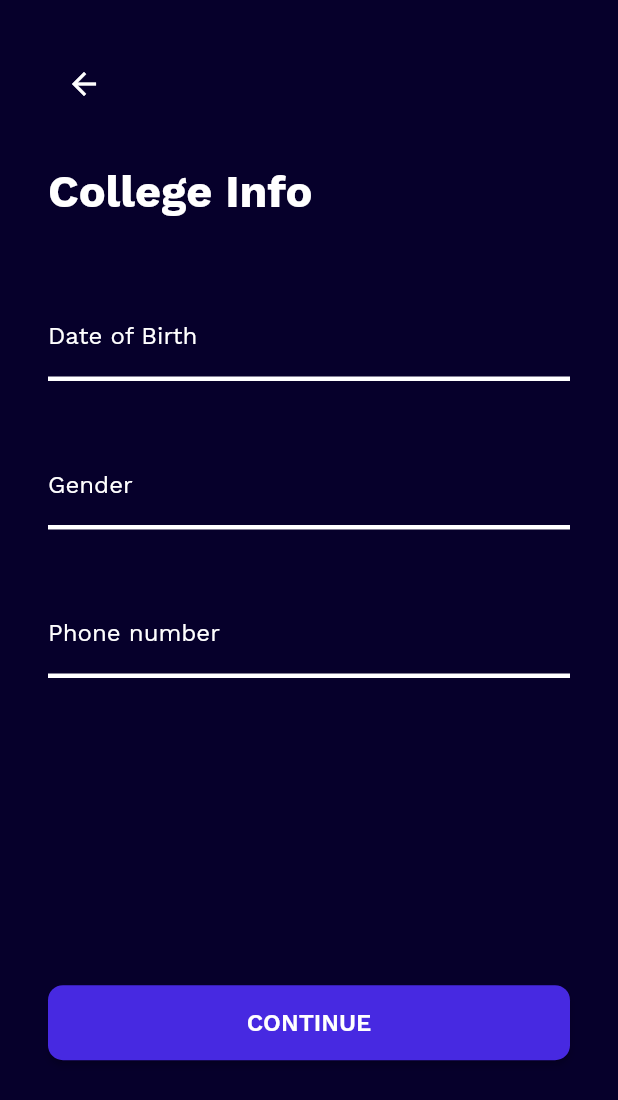
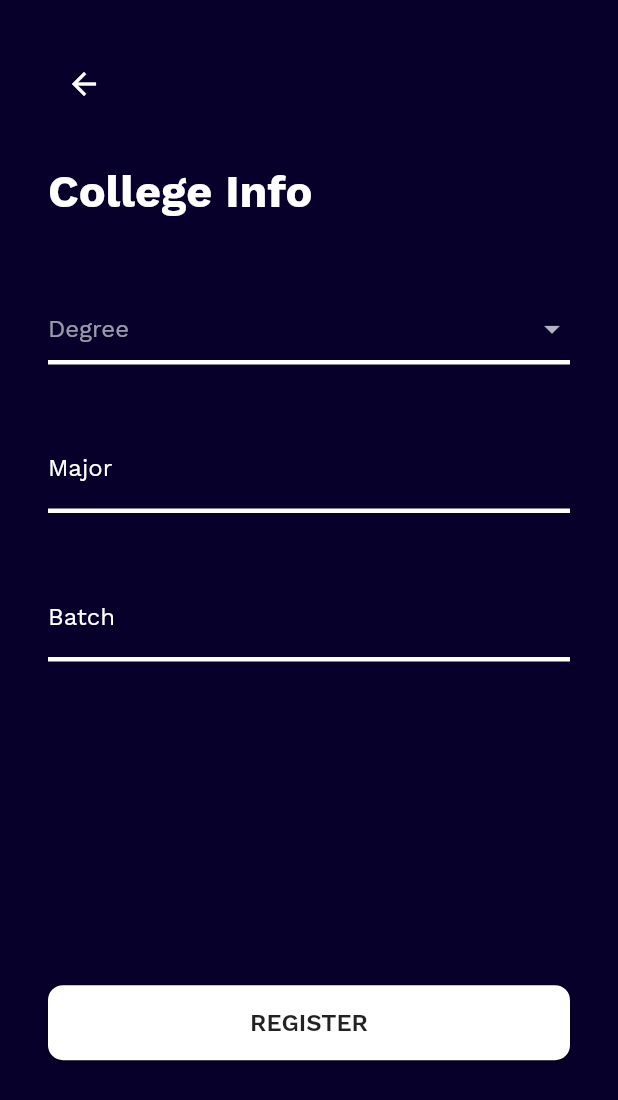
Before and after one commit to vineeshvk/alumni-app, a Flutter app: the RegisterScreen screen opened by its route, swiped to page 4, on a phone screen of 412 x 824 dp. Shown: the top 1100 px of the screen. Run offline on Flutter 3.47's test engine with Material 2 defaults, Android fonts, the phone set to English and light mode, and no system bars; our stand-ins replace bloc, dio, equatable, flutter_bloc, shared_preferences; accounts and stored records are empty.

Commit message:
Registration form completed

```diff
--- a/lib/src/app.dart
+++ b/lib/src/app.dart
@@ -48,6 +48,15 @@ final theme = ThemeData(
       fontWeight: FontWeight.w600,
     ),
   ),
+  inputDecorationTheme: InputDecorationTheme(
+    labelStyle: TextStyle(color: Colors.white),
+    focusedBorder: UnderlineInputBorder(
+      borderSide: BorderSide(color: SECONDARY_TEXT, width: 3),
+    ),
+    enabledBorder: UnderlineInputBorder(
+      borderSide: BorderSide(color: Colors.white, width: 3),
+    ),
+  ),
   buttonTheme: ButtonThemeData(
     height: 50,
     buttonColor: SECONDARY_DARK,
--- a/lib/src/components/input_field.dart
+++ b/lib/src/components/input_field.dart
@@ -1,4 +1,3 @@
-import 'package:alumni_app/src/constants/colors.dart';
 import 'package:flutter/material.dart';
 
 class InputField extends StatelessWidget {
@@ -6,8 +5,9 @@ class InputField extends StatelessWidget {
   final String label;
   final TextEditingController controller;
   final bool obscureText;
+  final TextInputType keyboardType;
   final void Function(BuildContext context) onTap;
-  final void Function(String text, [String name]) onChanged;
+  final void Function(String text, String name) onChanged;
 
   const InputField({
     @required this.label,
@@ -16,6 +16,7 @@ class InputField extends StatelessWidget {
     this.obscureText = false,
     this.onTap,
     this.onChanged,
+    this.keyboardType,
   });
 
   @override
@@ -24,18 +25,12 @@ class InputField extends StatelessWidget {
       controller: controller,
       obscureText: obscureText,
       onTap: () => onTap(context),
-      onChanged: (text) => onChanged(text, name),
+      onChanged: (text) => onChanged(name, text),
       maxLength: null,
+      keyboardType: keyboardType,
       decoration: InputDecoration(
         enabled: true,
         labelText: label,
-        labelStyle: TextStyle(color: Colors.white),
-        focusedBorder: UnderlineInputBorder(
-          borderSide: BorderSide(color: SECONDARY_TEXT, width: 3),
-        ),
-        enabledBorder: UnderlineInputBorder(
-          borderSide: BorderSide(color: Colors.white, width: 3),
-        ),
       ),
     );
   }
--- a/lib/src/register/bloc/register_event.dart
+++ b/lib/src/register/bloc/register_event.dart
@@ -17,21 +17,21 @@ class EmailExistCheck extends RegisterEvent {
   String toString() => 'RegisterEmailCheck { email: $email}';
 }
 
-class RegisterButtonPressed extends RegisterEvent {
-  final String name;
-  final String email;
-  final String password;
-
-  const RegisterButtonPressed({
-    @required this.email,
-    @required this.password,
-    @required this.name,
-  });
+class EmailCheckReset extends RegisterEvent {
+  const EmailCheckReset();
 
   @override
-  List<Object> get props => [email, password, name];
+  List<Object> get props => [];
+}
+
+class RegisterButtonPressed extends RegisterEvent {
+  final Map<String, String> inputs;
+
+  const RegisterButtonPressed({@required this.inputs});
 
   @override
-  String toString() =>
-      'RegisterButtonPressed { email: $email, password: $password, name: $name }';
+  List<Object> get props => [inputs];
+
+  @override
+  String toString() => 'RegisterButtonPressed { inputs: $inputs }';
 }
--- a/lib/src/register/bloc/register_state.dart
+++ b/lib/src/register/bloc/register_state.dart
@@ -24,6 +24,18 @@ class RegisterFailure extends RegisterState {
   String toString() => 'RegisterFailure { error: $error }';
 }
 
-class EmailAlreadyExist extends RegisterState {}
+class EmailAlreadyExist extends RegisterState {
+  final String email;
+  const EmailAlreadyExist({@required this.email});
 
-class EmailDoesNotExist extends RegisterState {}
+  @override
+  List<Object> get props => [email];
+}
+
+class EmailDoesNotExist extends RegisterState {
+  final String email;
+  const EmailDoesNotExist({@required this.email});
+
+  @override
+  List<Object> get props => [email];
+}
--- a/lib/src/register/form-pages/register_college.dart
+++ b/lib/src/register/form-pages/register_college.dart
@@ -2,6 +2,10 @@ import 'package:alumni_app/src/components/input_field.dart';
 import 'package:flutter/material.dart';
 
 class RegisterCollege extends StatelessWidget {
+  final void Function(String, String) onInputTextChange;
+
+  const RegisterCollege({this.onInputTextChange});
+
   @override
   Widget build(BuildContext context) {
     return Container(
@@ -14,11 +18,18 @@ class RegisterCollege extends StatelessWidget {
             style: TextStyle(fontSize: 30, fontWeight: FontWeight.bold),
           ),
           Container(height: 50),
-          InputField(label: "Date of Birth"),
+          InputField(
+            name: "collegeId",
+            label: "College name",
+            onChanged: onInputTextChange,
+          ),
           Container(height: 40),
-          InputField(label: "Gender"),
-          Container(height: 40),
-          InputField(label: "Phone number", obscureText: true)
+          InputField(
+            name: "registerNo",
+            label: "Register number",
+            keyboardType: TextInputType.visiblePassword,
+            onChanged: onInputTextChange,
+          ),
         ],
       ),
     );
--- a/lib/src/register/form-pages/register_college_batch.dart
+++ b/lib/src/register/form-pages/register_college_batch.dart
@@ -2,6 +2,9 @@ import 'package:alumni_app/src/components/input_field.dart';
 import 'package:flutter/material.dart';
 
 class RegisterCollegeBatch extends StatelessWidget {
+  final void Function(String, String) onInputTextChange;
+
+  const RegisterCollegeBatch({this.onInputTextChange});
   @override
   Widget build(BuildContext context) {
     return Container(
@@ -14,11 +17,26 @@ class RegisterCollegeBatch extends StatelessWidget {
             style: TextStyle(fontSize: 30, fontWeight: FontWeight.bold),
           ),
           Container(height: 50),
-          InputField(label: "Date of Birth"),
+          DropdownButtonFormField<String>(
+            hint: Text("Degree"),
+            onChanged: (val) => onInputTextChange("degree", val),
+            items: ["B.A", "B.Sc", "B.E"]
+                .map((e) => DropdownMenuItem(child: Text(e), value: e))
+                .toList(),
+          ),
           Container(height: 40),
-          InputField(label: "Gender"),
+          InputField(
+            name: "major",
+            label: "Major",
+            onChanged: onInputTextChange,
+          ),
           Container(height: 40),
-          InputField(label: "Phone number", obscureText: true)
+          InputField(
+            name: "batch",
+            label: "Batch",
+            onChanged: onInputTextChange,
+            keyboardType: TextInputType.number,
+          )
         ],
       ),
     );
--- a/lib/src/register/form-pages/register_personal.dart
+++ b/lib/src/register/form-pages/register_personal.dart
@@ -4,22 +4,24 @@ import 'package:flutter/cupertino.dart';
 import 'package:flutter/material.dart';
 
 class RegisterPersonal extends StatefulWidget {
+  final void Function(String, String) onInputTextChange;
+  final Map<String, String> inputs;
+
+  RegisterPersonal({Key key, this.onInputTextChange, this.inputs});
+
   @override
   _RegisterPersonalState createState() => _RegisterPersonalState();
 }
 
 class _RegisterPersonalState extends State<RegisterPersonal> {
   final _dobCtrl = TextEditingController();
-  DateTime date;
-  String gender;
 
   void _onDateTimeChanged(DateTime newDate) {
+    widget.onInputTextChange("dob", newDate.toIso8601String());
+
     _dobCtrl.value = TextEditingValue(
-      text: newDate.toIso8601String().substring(0, 10),
+      text: widget.inputs["dob"].substring(0, 10),
     );
-    setState(() {
-      date = newDate;
-    });
   }
 
   void _onDobInputTap(BuildContext context) {
@@ -27,7 +29,6 @@ class _RegisterPersonalState extends State<RegisterPersonal> {
       context: context,
       builder: (context) => DatePicker(
         onDateTimeChanged: _onDateTimeChanged,
-        initialDateTime: date,
       ),
     );
   }
@@ -49,29 +50,31 @@ class _RegisterPersonalState extends State<RegisterPersonal> {
             label: "Date of Birth",
             onTap: _onDobInputTap,
           ),
+          Container(height: 40),
+          Text("Gender"),
           Container(
             height: 50,
             width: 300,
-            child: CupertinoSegmentedControl(
-              groupValue: gender,
+            child: CupertinoSlidingSegmentedControl(
+              padding: EdgeInsets.all(5),
+              onValueChanged: (val) => widget.onInputTextChange("gender", val),
+              groupValue: widget.inputs["gender"] == ""
+                  ? null
+                  : widget.inputs["gender"],
               children: {
                 "male": Text("Male"),
                 "female": Text("Female"),
                 "others": Text("Others")
               },
-              padding: EdgeInsets.all(5),
-              onValueChanged: (val) {
-                print("inside segments" + val);
-                setState(() {
-                  gender = val;
-                });
-              },
             ),
           ),
           Container(height: 40),
-          InputField(label: "Gender"),
-          Container(height: 40),
-          InputField(label: "Phone number", obscureText: true)
+          InputField(
+            name: "phone",
+            label: "Phone number",
+            keyboardType: TextInputType.phone,
+            onChanged: widget.onInputTextChange,
+          )
         ],
       ),
     );
--- a/lib/src/register/register.dart
+++ b/lib/src/register/register.dart
@@ -15,7 +15,19 @@ class RegisterScreen extends StatefulWidget {
 class _RegisterScreenState extends State<RegisterScreen> {
   final _pageCtrl = PageController();
   int page = 0;
-  Map<String, String> inputs = {"email": ""};
+  Map<String, String> inputs = {
+    "email": "",
+    "dob": "",
+    "password": "",
+    "name": "",
+    "phone": "",
+    "gender": "",
+    "collegeId": "",
+    "registerNo": "",
+    "batch": "",
+    "major": "",
+    "degree": ""
+  };
 
   Future<bool> _onWillPop() async {
     if (page == 0) return true;
@@ -28,11 +40,11 @@ class _RegisterScreenState extends State<RegisterScreen> {
     return false;
   }
 
-  void _onInputTextChanged(String text, [String name]) {
-    print(text + name + inputs.toString());
+  void _onInputTextChanged(String name, String text) {
     setState(() {
       inputs[name] = text;
     });
+    print("inputs => $inputs");
   }
 
   void _onContinueButtonPressed(context) {
@@ -42,7 +54,7 @@ class _RegisterScreenState extends State<RegisterScreen> {
       return;
     }
 
-    print("_onCOntinueButtonPressed $page");
+    print("_onContinueButtonPressed $page");
     _pageCtrl.nextPage(
       duration: Duration(milliseconds: 300),
       curve: Curves.easeIn,
@@ -61,7 +73,10 @@ class _RegisterScreenState extends State<RegisterScreen> {
     );
   }
 
-  void _onRegisterButtonPressed(context) {}
+  void _onRegisterButtonPressed(context) {
+    BlocProvider.of<RegisterBloc>(context)
+        .add(RegisterButtonPressed(inputs: inputs));
+  }
 
   void _onPageChanged(int) {
     setState(() {
@@ -89,6 +104,7 @@ class _RegisterScreenState extends State<RegisterScreen> {
             create: _registerCreateBloc,
             child: RegisterPageController(
               page: page,
+              inputs: inputs,
               pageController: _pageCtrl,
               onPageChanged: _onPageChanged,
               onBackButtonPressed: _onBackButtonPressed,
--- a/lib/src/register/register_page_controller.dart
+++ b/lib/src/register/register_page_controller.dart
@@ -11,7 +11,9 @@ import 'package:flutter_bloc/flutter_bloc.dart';
 class RegisterPageController extends StatelessWidget {
   final int page;
 
-  final Function(String, [String]) onInputTextChange;
+  final Map<String, String> inputs;
+
+  final void Function(String, String) onInputTextChange;
 
   final void Function(int) onPageChanged;
   final void Function(BuildContext) onBackButtonPressed;
@@ -29,6 +31,7 @@ class RegisterPageController extends StatelessWidget {
     this.onRegisterButtonPressed,
     this.onContinueButtonPressed,
     this.onInputTextChange,
+    this.inputs,
   }) : super(key: key);
 
   @override
@@ -52,21 +55,21 @@ class RegisterPageController extends StatelessWidget {
             physics: NeverScrollableScrollPhysics(),
             children: <Widget>[
               RegisterAccount(onInputTextChange: onInputTextChange),
-              RegisterPersonal(),
-              RegisterCollege(),
-              RegisterCollegeBatch()
+              RegisterPersonal(
+                  onInputTextChange: onInputTextChange, inputs: inputs),
+              RegisterCollege(onInputTextChange: onInputTextChange),
+              RegisterCollegeBatch(onInputTextChange: onInputTextChange)
             ],
           ),
         ),
         BlocListener<RegisterBloc, RegisterState>(
           bloc: BlocProvider.of<RegisterBloc>(context),
           child: RegisterButtons(
-            registerComplete: page == 2,
+            registerComplete: page == 3,
             onContinueButtonPressed: onContinueButtonPressed,
             onRegisterButtonPressed: onRegisterButtonPressed,
           ),
           listener: (context, state) {
-            print("From bloc" + state.toString());
             if (state is EmailDoesNotExist) {
               pageController.nextPage(
                 duration: Duration(milliseconds: 300),
```
Also changed, not shown: lib/src/authentication-bloc/user-repository.dart (+3 -7 lines), lib/src/register/bloc/register_bloc.dart (+11 -7 lines), lib/src/register/form-pages/register_account.dart (+15 -4 lines), pubspec.lock.
